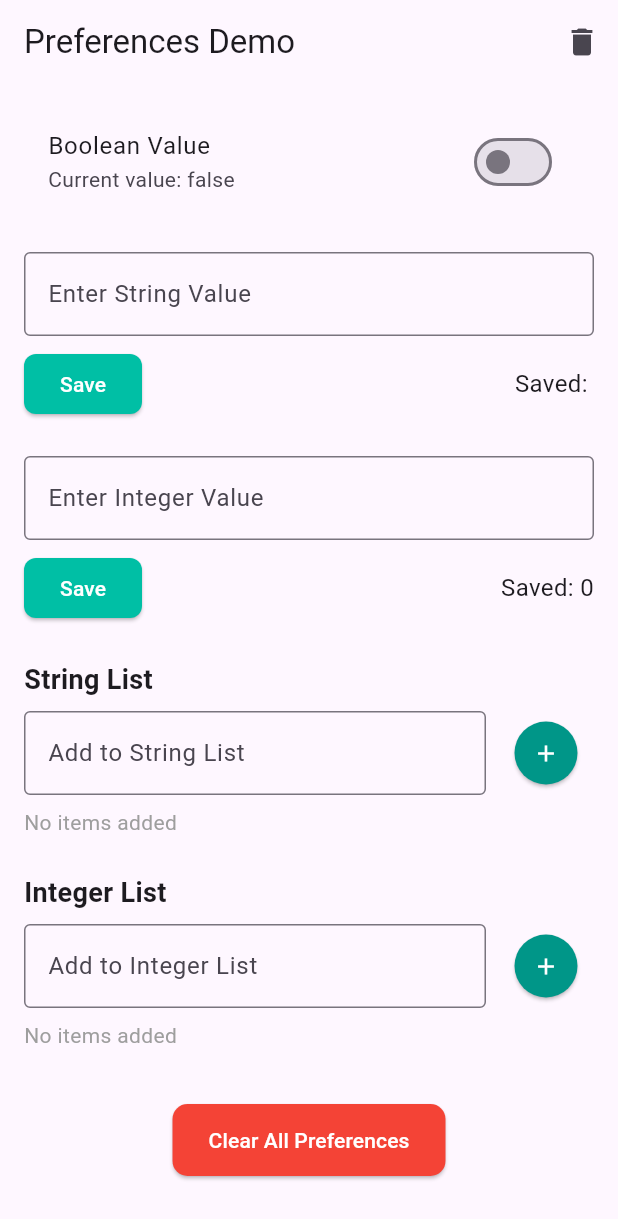
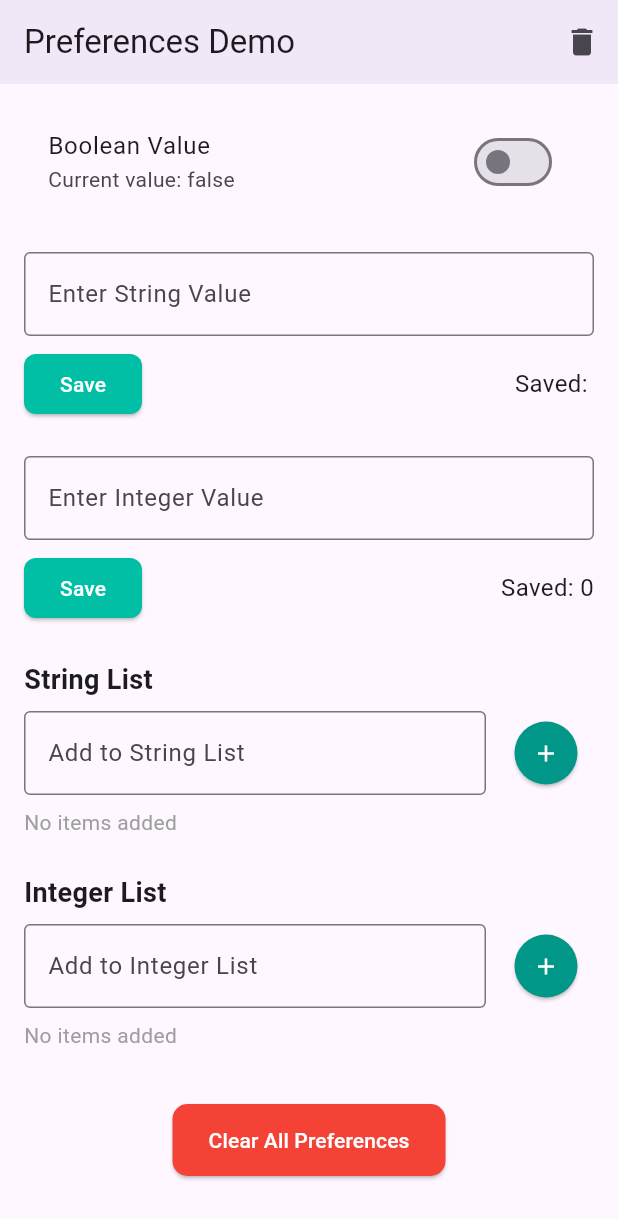
Before and after one commit to Dopa91/shared_preferences_example, a Flutter app: the screen it shows after launch, on a phone screen of 412 x 824 dp. Shown: the top 1219 px of the screen. Run offline on Flutter 3.47's test engine with Material 3 defaults, Android fonts, the phone set to English and light mode, and no system bars; our stand-ins replace shared_preferences.

Commit message:
Added elevation to make app bar more distinguished.

```diff
--- a/lib/main.dart
+++ b/lib/main.dart
@@ -106,6 +106,7 @@ class MainAppState extends State<MainApp> {
       ),
       home: Scaffold(
         appBar: AppBar(
+          elevation: 4,
           title: const Text('Preferences Demo'),
           actions: [
             IconButton(
```
